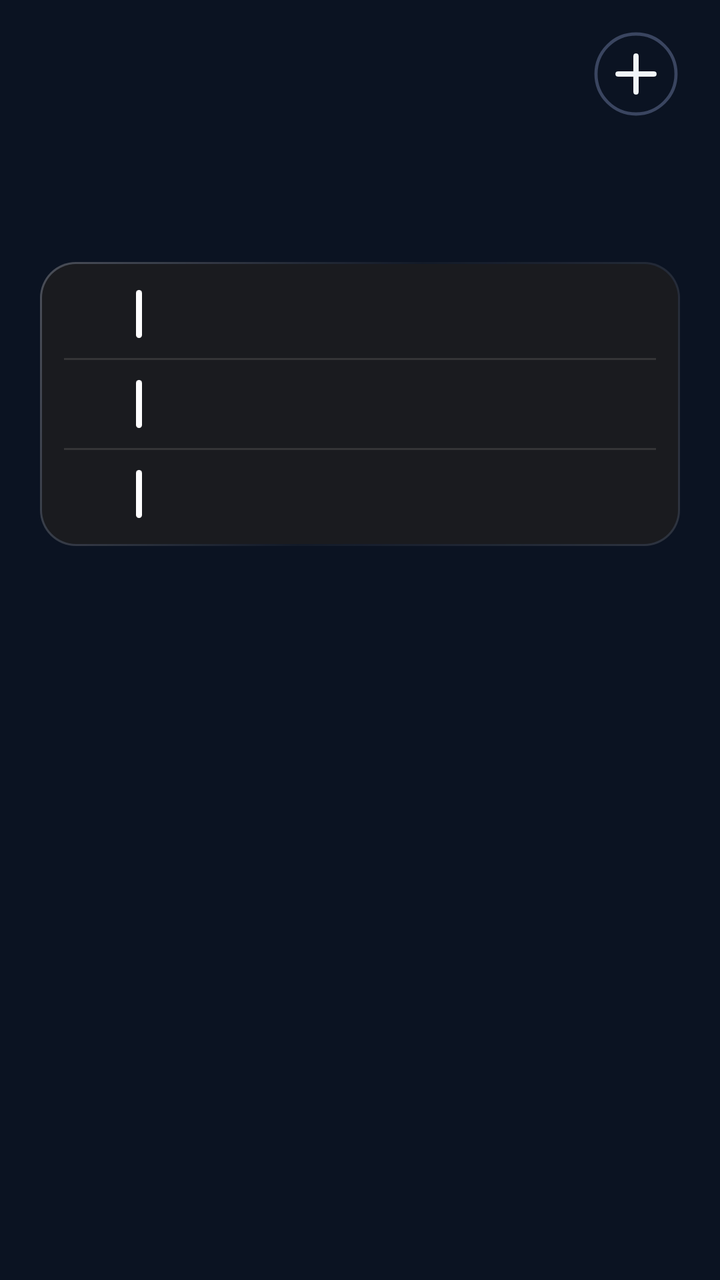
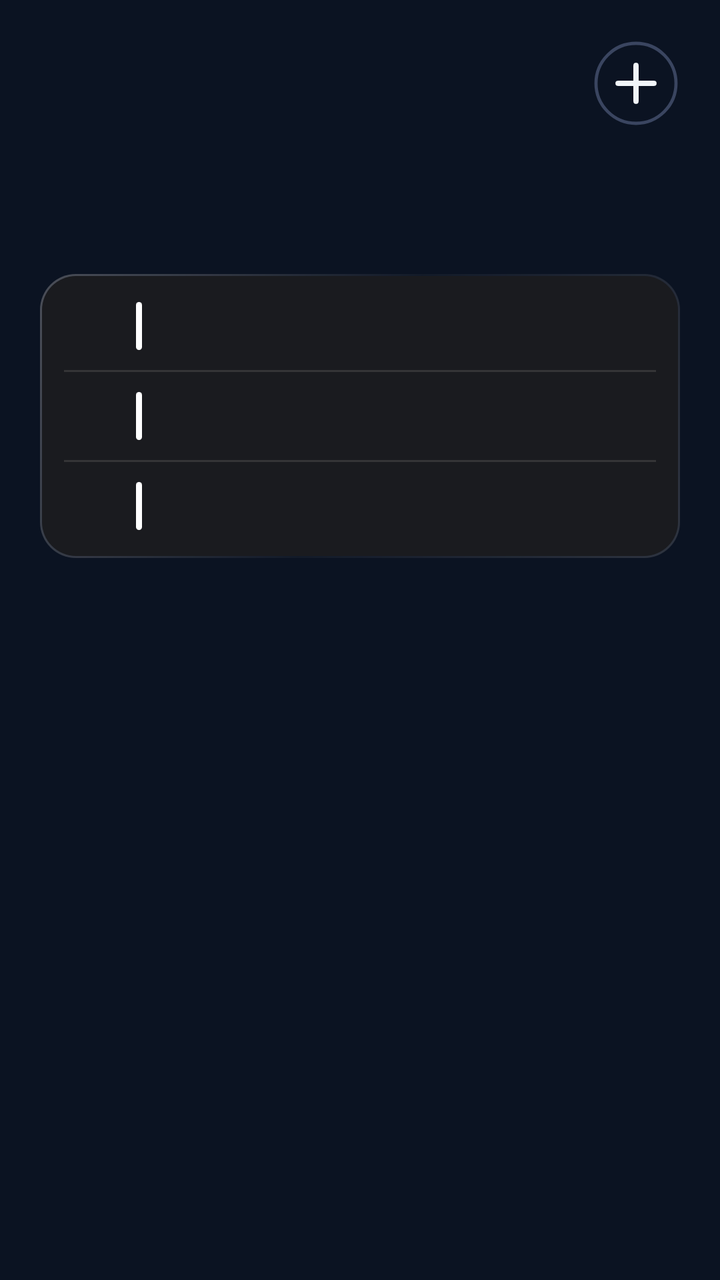

Two renders of the same Android screen: before a commit and after it. Below are the layout's source before the change and the commit's diff.
<!-- AndroidManifest.xml: application theme AppTheme -->
<!-- res/layout/cal_k3.xml -->
<?xml version="1.0" encoding="utf-8"?>
<FrameLayout
    xmlns:android="http://schemas.android.com/apk/res/android"
    android:id="@+id/root"
    android:layout_width="match_parent"
    android:layout_height="match_parent"
    android:padding="0dp">

    <ImageView
        android:id="@+id/cal_bg"
        android:layout_width="match_parent"
        android:layout_height="match_parent"
        android:importantForAccessibility="no"
        android:scaleType="fitXY" />
    <LinearLayout
        android:id="@+id/panel"
        android:layout_width="match_parent"
        android:layout_height="match_parent"
        android:background="@drawable/cal_panel"
        android:orientation="vertical"
        android:paddingStart="20dp"
        android:paddingTop="13dp"
        android:paddingEnd="20dp"
        android:paddingBottom="14dp">

        
        <LinearLayout
            android:layout_width="match_parent"
            android:layout_height="48dp"
            android:gravity="center_vertical"
            android:orientation="horizontal">
        
        <ImageView
            android:id="@+id/cal_day"
            android:layout_width="wrap_content"
            android:layout_height="33.4dp"
            android:layout_gravity="top"
            android:layout_marginTop="6.6dp"
            android:adjustViewBounds="true"
            android:scaleType="fitStart" />

            <LinearLayout
                android:layout_width="0dp"
                android:layout_height="wrap_content"
                android:layout_marginStart="12dp"
                android:layout_weight="1"
                android:orientation="vertical">
                <ImageView
                    android:id="@+id/cal_month"
                    android:layout_width="match_parent"
                    android:layout_height="23dp"
                    android:adjustViewBounds="true"
                    android:scaleType="fitStart" />
                <ImageView
                    android:id="@+id/cal_sub"
                    android:layout_width="match_parent"
                    android:layout_height="18dp"
                    android:adjustViewBounds="true"
                    android:layout_marginTop="2dp"
                    android:scaleType="fitStart" />
            </LinearLayout>

            <ImageView
                android:id="@+id/btn_add"
                android:layout_width="44dp"
                android:layout_height="44dp"
                android:contentDescription="New event"
                android:src="@drawable/ic_cal_add" />
        </LinearLayout>

        
        <LinearLayout
            android:layout_width="match_parent"
            android:layout_height="54dp"
            android:layout_marginTop="8dp"
            android:orientation="horizontal">
            <LinearLayout
                android:layout_width="0dp"
                android:layout_height="match_parent"
                android:layout_weight="1"
                android:gravity="center_horizontal"
                android:orientation="vertical">
                
                <LinearLayout
                    android:id="@+id/wk_col_0"
                    android:layout_width="40dp"
                    android:layout_height="match_parent"
                    android:gravity="center_horizontal"
                    android:orientation="vertical"
                    android:paddingTop="4dp">
                    <ImageView
                        android:id="@+id/wk_label_0"
                        android:layout_width="wrap_content"
                        android:layout_height="16dp"
                        android:adjustViewBounds="true"
                        android:scaleType="fitCenter" />
                    <ImageView
                        android:id="@+id/wk_num_0"
                        android:layout_width="wrap_content"
                        android:layout_height="34dp"
                        android:adjustViewBounds="true"
                        android:layout_marginTop="0dp"
                        android:scaleType="fitCenter" />
                </LinearLayout>
            </LinearLayout>
            <LinearLayout
                android:layout_width="0dp"
                android:layout_height="match_parent"
                android:layout_weight="1"
                android:gravity="center_horizontal"
                android:orientation="vertical">
                
                <LinearLayout
                    android:id="@+id/wk_col_1"
                    android:layout_width="40dp"
                    android:layout_height="match_parent"
                    android:gravity="center_horizontal"
                    android:orientation="vertical"
                    android:paddingTop="4dp">
                    <ImageView
                        android:id="@+id/wk_label_1"
                        android:layout_width="wrap_content"
                        android:layout_height="16dp"
                        android:adjustViewBounds="true"
                        android:scaleType="fitCenter" />
                    <ImageView
                        android:id="@+id/wk_num_1"
                        android:layout_width="wrap_content"
                        android:layout_height="34dp"
                        android:adjustViewBounds="true"
                        android:layout_marginTop="0dp"
                        android:scaleType="fitCenter" />
                </LinearLayout>
            </LinearLayout>
            <LinearLayout
                android:layout_width="0dp"
                android:layout_height="match_parent"
                android:layout_weight="1"
                android:gravity="center_horizontal"
                android:orientation="vertical">
                
                <LinearLayout
                    android:id="@+id/wk_col_2"
                    android:layout_width="40dp"
                    android:layout_height="match_parent"
                    android:gravity="center_horizontal"
                    android:orientation="vertical"
                    android:paddingTop="4dp">
                    <ImageView
                        android:id="@+id/wk_label_2"
                        android:layout_width="wrap_content"
                        android:layout_height="16dp"
                        android:adjustViewBounds="true"
                        android:scaleType="fitCenter" />
                    <ImageView
                        android:id="@+id/wk_num_2"
                        android:layout_width="wrap_content"
                        android:layout_height="34dp"
                        android:adjustViewBounds="true"
                        android:layout_marginTop="0dp"
                        android:scaleType="fitCenter" />
                </LinearLayout>
            </LinearLayout>
            <LinearLayout
                android:layout_width="0dp"
                android:layout_height="match_parent"
                android:layout_weight="1"
                android:gravity="center_horizontal"
                android:orientation="vertical">
                
                <LinearLayout
                    android:id="@+id/wk_col_3"
                    android:layout_width="40dp"
                    android:layout_height="match_parent"
                    android:gravity="center_horizontal"
                    android:orientation="vertical"
                    android:paddingTop="4dp">
                    <ImageView
                        android:id="@+id/wk_label_3"
                        android:layout_width="wrap_content"
                        android:layout_height="16dp"
                        android:adjustViewBounds="true"
                        android:scaleType="fitCenter" />
                    <ImageView
                        android:id="@+id/wk_num_3"
                        android:layout_width="wrap_content"
                        android:layout_height="34dp"
                        android:adjustViewBounds="true"
                        android:layout_marginTop="0dp"
                        android:scaleType="fitCenter" />
                </LinearLayout>
            </LinearLayout>
            <LinearLayout
                android:layout_width="0dp"
                android:layout_height="match_parent"
                android:layout_weight="1"
                android:gravity="center_horizontal"
                android:orientation="vertical">
                
                <LinearLayout
                    android:id="@+id/wk_col_4"
                    android:layout_width="40dp"
                    android:layout_height="match_parent"
                    android:gravity="center_horizontal"
                    android:orientation="vertical"
                    android:paddingTop="4dp">
                    <ImageView
                        android:id="@+id/wk_label_4"
                        android:layout_width="wrap_content"
                        android:layout_height="16dp"
                        android:adjustViewBounds="true"
                        android:scaleType="fitCenter" />
                    <ImageView
                        android:id="@+id/wk_num_4"
                        android:layout_width="wrap_content"
                        android:layout_height="34dp"
                        android:adjustViewBounds="true"
                        android:layout_marginTop="0dp"
                        android:scaleType="fitCenter" />
                </LinearLayout>
            </LinearLayout>
            <LinearLayout
                android:layout_width="0dp"
                android:layout_height="match_parent"
                android:layout_weight="1"
                android:gravity="center_horizontal"
                android:orientation="vertical">
                
                <LinearLayout
                    android:id="@+id/wk_col_5"
                    android:layout_width="40dp"
                    android:layout_height="match_parent"
                    android:gravity="center_horizontal"
                    android:orientation="vertical"
                    android:paddingTop="4dp">
                    <ImageView
                        android:id="@+id/wk_label_5"
                        android:layout_width="wrap_content"
                        android:layout_height="16dp"
                        android:adjustViewBounds="true"
                        android:scaleType="fitCenter" />
                    <ImageView
                        android:id="@+id/wk_num_5"
                        android:layout_width="wrap_content"
                        android:layout_height="34dp"
                        android:adjustViewBounds="true"
                        android:layout_marginTop="0dp"
                        android:scaleType="fitCenter" />
                </LinearLayout>
            </LinearLayout>
            <LinearLayout
                android:layout_width="0dp"
                android:layout_height="match_parent"
                android:layout_weight="1"
                android:gravity="center_horizontal"
                android:orientation="vertical">
                
                <LinearLayout
                    android:id="@+id/wk_col_6"
                    android:layout_width="40dp"
                    android:layout_height="match_parent"
                    android:gravity="center_horizontal"
                    android:orientation="vertical"
                    android:paddingTop="4dp">
                    <ImageView
                        android:id="@+id/wk_label_6"
                        android:layout_width="wrap_content"
                        android:layout_height="16dp"
                        android:adjustViewBounds="true"
                        android:scaleType="fitCenter" />
                    <ImageView
                        android:id="@+id/wk_num_6"
                        android:layout_width="wrap_content"
                        android:layout_height="34dp"
                        android:adjustViewBounds="true"
                        android:layout_marginTop="0dp"
                        android:scaleType="fitCenter" />
                </LinearLayout>
            </LinearLayout>
        </LinearLayout>


        
        <LinearLayout
            android:id="@+id/cal_events"
            android:layout_width="match_parent"
            android:layout_height="wrap_content"
            android:layout_marginTop="8dp"
            android:background="@drawable/cal_card"
            android:orientation="vertical"
            android:paddingTop="4dp"
            android:paddingBottom="4dp"
            android:paddingEnd="12dp">
            <LinearLayout
                android:id="@+id/cal_row_0"
                android:layout_width="match_parent"
                android:layout_height="44dp"
                android:gravity="center_vertical"
                android:orientation="horizontal">
                
                <LinearLayout
                    android:id="@+id/cal_day_0"
                    android:layout_width="44dp"
                    android:layout_height="wrap_content"
                    android:gravity="center_horizontal"
                    android:orientation="vertical">
                    <ImageView
                        android:id="@+id/cal_dname_0"
                        android:layout_width="wrap_content"
                        android:layout_height="12dp"
                        android:adjustViewBounds="true"
                        android:scaleType="fitCenter" />
                    <ImageView
                        android:id="@+id/cal_dnum_0"
                        android:layout_width="wrap_content"
                        android:layout_height="20dp"
                        android:adjustViewBounds="true"
                        android:scaleType="fitCenter" />
                </LinearLayout>
                <ImageView
                    android:id="@+id/cal_bar_0"
                    android:layout_width="3dp"
                    android:layout_height="24dp"
                    android:layout_marginStart="4dp"
                    android:layout_marginEnd="10dp"
                    android:scaleType="fitXY"
                    android:src="@drawable/cal_bar" />
                <LinearLayout
                    android:layout_width="0dp"
                    android:layout_height="wrap_content"
                    android:layout_weight="1"
                    android:orientation="vertical">
                    <ImageView
                        android:id="@+id/cal_title_0"
                        android:layout_width="match_parent"
                        android:layout_height="19dp"
                        android:adjustViewBounds="true"
                        android:scaleType="fitStart" />
                    <LinearLayout
                        android:layout_width="match_parent"
                        android:layout_height="wrap_content"
                        android:orientation="horizontal">
                        <ImageView
                            android:id="@+id/cal_time_0"
                            android:layout_width="wrap_content"
                            android:layout_height="14dp"
                            android:adjustViewBounds="true"
                            android:scaleType="fitStart" />
                        <ImageView
                            android:id="@+id/cal_hint_0"
                            android:layout_width="wrap_content"
                            android:layout_height="14dp"
                            android:adjustViewBounds="true"
                            android:layout_marginStart="8dp"
                            android:scaleType="fitStart" />
                    </LinearLayout>
                </LinearLayout>
            </LinearLayout>
            <ImageView
                android:id="@+id/cal_sep_1"
                android:layout_width="match_parent"
                android:layout_height="1dp"
                android:layout_marginStart="12dp"
                android:importantForAccessibility="no"
                android:scaleType="fitXY"
                android:src="@drawable/cur_div" />
            <LinearLayout
                android:id="@+id/cal_row_1"
                android:layout_width="match_parent"
                android:layout_height="44dp"
                android:gravity="center_vertical"
                android:orientation="horizontal">
                
                <LinearLayout
                    android:id="@+id/cal_day_1"
                    android:layout_width="44dp"
                    android:layout_height="wrap_content"
                    android:gravity="center_horizontal"
                    android:orientation="vertical">
                    <ImageView
                        android:id="@+id/cal_dname_1"
                        android:layout_width="wrap_content"
                        android:layout_height="12dp"
                        android:adjustViewBounds="true"
                        android:scaleType="fitCenter" />
                    <ImageView
                        android:id="@+id/cal_dnum_1"
                        android:layout_width="wrap_content"
                        android:layout_height="20dp"
                        android:adjustViewBounds="true"
                        android:scaleType="fitCenter" />
                </LinearLayout>
                <ImageView
                    android:id="@+id/cal_bar_1"
                    android:layout_width="3dp"
                    android:layout_height="24dp"
                    android:layout_marginStart="4dp"
                    android:layout_marginEnd="10dp"
                    android:scaleType="fitXY"
                    android:src="@drawable/cal_bar" />
                <LinearLayout
                    android:layout_width="0dp"
                    android:layout_height="wrap_content"
                    android:layout_weight="1"
                    android:orientation="vertical">
                    <ImageView
                        android:id="@+id/cal_title_1"
                        android:layout_width="match_parent"
                        android:layout_height="19dp"
                        android:adjustViewBounds="true"
                        android:scaleType="fitStart" />
                    <LinearLayout
                        android:layout_width="match_parent"
                        android:layout_height="wrap_content"
                        android:orientation="horizontal">
                        <ImageView
                            android:id="@+id/cal_time_1"
                            android:layout_width="wrap_content"
                            android:layout_height="14dp"
                            android:adjustViewBounds="true"
                            android:scaleType="fitStart" />
                        <ImageView
                            android:id="@+id/cal_hint_1"
                            android:layout_width="wrap_content"
                            android:layout_height="14dp"
                            android:adjustViewBounds="true"
                            android:layout_marginStart="8dp"
                            android:scaleType="fitStart" />
                    </LinearLayout>
                </LinearLayout>
            </LinearLayout>
            <ImageView
                android:id="@+id/cal_sep_2"
                android:layout_width="match_parent"
                android:layout_height="1dp"
                android:layout_marginStart="12dp"
                android:importantForAccessibility="no"
                android:scaleType="fitXY"
                android:src="@drawable/cur_div" />
            <LinearLayout
                android:id="@+id/cal_row_2"
                android:layout_width="match_parent"
                android:layout_height="44dp"
                android:gravity="center_vertical"
                android:orientation="horizontal">
                
                <LinearLayout
                    android:id="@+id/cal_day_2"
                    android:layout_width="44dp"
                    android:layout_height="wrap_content"
                    android:gravity="center_horizontal"
                    android:orientation="vertical">
                    <ImageView
                        android:id="@+id/cal_dname_2"
                        android:layout_width="wrap_content"
                        android:layout_height="12dp"
                        android:adjustViewBounds="true"
                        android:scaleType="fitCenter" />
                    <ImageView
                        android:id="@+id/cal_dnum_2"
                        android:layout_width="wrap_content"
                        android:layout_height="20dp"
                        android:adjustViewBounds="true"
                        android:scaleType="fitCenter" />
                </LinearLayout>
                <ImageView
                    android:id="@+id/cal_bar_2"
                    android:layout_width="3dp"
                    android:layout_height="24dp"
                    android:layout_marginStart="4dp"
                    android:layout_marginEnd="10dp"
                    android:scaleType="fitXY"
                    android:src="@drawable/cal_bar" />
                <LinearLayout
                    android:layout_width="0dp"
                    android:layout_height="wrap_content"
                    android:layout_weight="1"
                    android:orientation="vertical">
                    <ImageView
                        android:id="@+id/cal_title_2"
                        android:layout_width="match_parent"
                        android:layout_height="19dp"
                        android:adjustViewBounds="true"
                        android:scaleType="fitStart" />
                    <LinearLayout
                        android:layout_width="match_parent"
                        android:layout_height="wrap_content"
                        android:orientation="horizontal">
                        <ImageView
                            android:id="@+id/cal_time_2"
                            android:layout_width="wrap_content"
                            android:layout_height="14dp"
                            android:adjustViewBounds="true"
                            android:scaleType="fitStart" />
                        <ImageView
                            android:id="@+id/cal_hint_2"
                            android:layout_width="wrap_content"
                            android:layout_height="14dp"
                            android:adjustViewBounds="true"
                            android:layout_marginStart="8dp"
                            android:scaleType="fitStart" />
                    </LinearLayout>
                </LinearLayout>
            </LinearLayout>
        </LinearLayout>
    </LinearLayout>
</FrameLayout>
<!-- resources referenced by this layout -->
<resources>
  <!-- drawable cal_bar (drawable) -->
  <?xml version="1.0" encoding="utf-8"?>
  <shape xmlns:android="http://schemas.android.com/apk/res/android" android:shape="rectangle">
      <solid android:color="#FFFFFFFF" />
      <corners android:radius="2dp" />
  </shape>
  <!-- drawable cal_card (drawable) -->
  <?xml version="1.0" encoding="utf-8"?>
  <layer-list xmlns:android="http://schemas.android.com/apk/res/android">
      <item>
          <shape android:shape="rectangle">
              <corners android:radius="18dp" />
              <gradient
                  android:angle="315"
                  android:centerColor="#08F3ECE8"
                  android:endColor="#26F3ECE8"
                  android:startColor="#45F3ECE8" />
          </shape>
      </item>
      <item
          android:bottom="1dp"
          android:left="1dp"
          android:right="1dp"
          android:top="1dp">
          <shape android:shape="rectangle">
              <corners android:radius="17dp" />
              <solid android:color="#FF1A1B1F" />
          </shape>
      </item>
  </layer-list>
  <!-- drawable cal_panel (drawable) -->
  <?xml version="1.0" encoding="utf-8"?>
  <shape xmlns:android="http://schemas.android.com/apk/res/android" android:shape="rectangle">
      <solid android:color="#00000000" />
      <corners android:radius="@dimen/widget_radius" />
  </shape>
  <!-- drawable cur_div (drawable) -->
  <?xml version="1.0" encoding="utf-8"?>
  <shape xmlns:android="http://schemas.android.com/apk/res/android" android:shape="rectangle">
      <solid android:color="#1FF0EBE4" />
  </shape>
  <!-- drawable ic_cal_add (drawable) -->
  <?xml version="1.0" encoding="utf-8"?>
  <vector xmlns:android="http://schemas.android.com/apk/res/android"
      android:width="44dp"
      android:height="44dp"
      android:viewportWidth="44"
      android:viewportHeight="44">
      <path
          android:pathData="M22,22m-20,0a20,20 0,1 1,40 0a20,20 0,1 1,-40 0"
          android:strokeColor="#FF3A4560"
          android:strokeWidth="1.6" />
      <path
          android:pathData="M13,22L31,22M22,13L22,31"
          android:strokeColor="#FFF1F5F9"
          android:strokeLineCap="round"
          android:strokeWidth="2.6" />
  </vector>
  <style name="AppTheme" parent="@android:style/Theme.DeviceDefault.NoActionBar">
          <item name="android:colorAccent">#DF8B35</item>
          <item name="android:colorControlActivated">#DF8B35</item>
          <item name="android:windowBackground">#0B1322</item>
          <item name="android:statusBarColor">#0E111A</item>
          <item name="android:navigationBarColor">#0B1322</item>
          <item name="android:textColorHint">#718096</item>
      </style>
  <dimen name="widget_radius">28dp</dimen>
</resources>

<!-- the commit's change to res/layout/cal_k3.xml (unified diff, before → after) -->
@@ -26,8 +26,8 @@
         
         <LinearLayout
             android:layout_width="match_parent"
-            android:layout_height="48dp"
-            android:gravity="center_vertical"
+            android:layout_height="51dp"
+            android:gravity="top"
             android:orientation="horizontal">
         
         <ImageView
@@ -43,6 +43,7 @@
                 android:layout_width="0dp"
                 android:layout_height="wrap_content"
                 android:layout_marginStart="12dp"
+                android:layout_marginTop="2.5dp"
                 android:layout_weight="1"
                 android:orientation="vertical">
                 <ImageView
@@ -64,6 +65,7 @@
                 android:id="@+id/btn_add"
                 android:layout_width="44dp"
                 android:layout_height="44dp"
+                android:layout_marginTop="6.6dp"
                 android:contentDescription="New event"
                 android:src="@drawable/ic_cal_add" />
         </LinearLayout>
@@ -72,18 +74,16 @@
         <LinearLayout
             android:layout_width="match_parent"
             android:layout_height="54dp"
-            android:layout_marginTop="8dp"
+            android:layout_marginTop="9.1dp"
             android:orientation="horizontal">
             <LinearLayout
-                android:layout_width="0dp"
-                android:layout_height="match_parent"
-                android:layout_weight="1"
-                android:gravity="center_horizontal"
+                android:layout_width="40dp"
+                android:layout_height="match_parent"
                 android:orientation="vertical">
                 
                 <LinearLayout
                     android:id="@+id/wk_col_0"
-                    android:layout_width="40dp"
+                    android:layout_width="match_parent"
                     android:layout_height="match_parent"
                     android:gravity="center_horizontal"
                     android:orientation="vertical"
@@ -103,16 +103,18 @@
                         android:scaleType="fitCenter" />
                 </LinearLayout>
             </LinearLayout>
-            <LinearLayout
-                android:layout_width="0dp"
-                android:layout_height="match_parent"
-                android:layout_weight="1"
-                android:gravity="center_horizontal"
+            <FrameLayout
+                android:layout_width="0dp"
+                android:layout_height="1dp"
+                android:layout_weight="1" />
+            <LinearLayout
+                android:layout_width="40dp"
+                android:layout_height="match_parent"
                 android:orientation="vertical">
                 
                 <LinearLayout
                     android:id="@+id/wk_col_1"
-                    android:layout_width="40dp"
+                    android:layout_width="match_parent"
                     android:layout_height="match_parent"
                     android:gravity="center_horizontal"
                     android:orientation="vertical"
@@ -132,16 +134,18 @@
                         android:scaleType="fitCenter" />
                 </LinearLayout>
             </LinearLayout>
-            <LinearLayout
-                android:layout_width="0dp"
-                android:layout_height="match_parent"
-                android:layout_weight="1"
-                android:gravity="center_horizontal"
+            <FrameLayout
+                android:layout_width="0dp"
+                android:layout_height="1dp"
+                android:layout_weight="1" />
+            <LinearLayout
+                android:layout_width="40dp"
+                android:layout_height="match_parent"
                 android:orientation="vertical">
                 
                 <LinearLayout
                     android:id="@+id/wk_col_2"
-                    android:layout_width="40dp"
+                    android:layout_width="match_parent"
                     android:layout_height="match_parent"
                     android:gravity="center_horizontal"
                     android:orientation="vertical"
@@ -161,16 +165,18 @@
                         android:scaleType="fitCenter" />
                 </LinearLayout>
             </LinearLayout>
-            <LinearLayout
-                android:layout_width="0dp"
-                android:layout_height="match_parent"
-                android:layout_weight="1"
-                android:gravity="center_horizontal"
+            <FrameLayout
+                android:layout_width="0dp"
+                android:layout_height="1dp"
+                android:layout_weight="1" />
+            <LinearLayout
+                android:layout_width="40dp"
+                android:layout_height="match_parent"
                 android:orientation="vertical">
                 
                 <LinearLayout
                     android:id="@+id/wk_col_3"
-                    android:layout_width="40dp"
+                    android:layout_width="match_parent"
                     android:layout_height="match_parent"
                     android:gravity="center_horizontal"
                     android:orientation="vertical"
@@ -190,16 +196,18 @@
                         android:scaleType="fitCenter" />
                 </LinearLayout>
             </LinearLayout>
-            <LinearLayout
-                android:layout_width="0dp"
-                android:layout_height="match_parent"
-                android:layout_weight="1"
-                android:gravity="center_horizontal"
+            <FrameLayout
+                android:layout_width="0dp"
+                android:layout_height="1dp"
+                android:layout_weight="1" />
+            <LinearLayout
+                android:layout_width="40dp"
+                android:layout_height="match_parent"
                 android:orientation="vertical">
                 
                 <LinearLayout
                     android:id="@+id/wk_col_4"
-                    android:layout_width="40dp"
+                    android:layout_width="match_parent"
                     android:layout_height="match_parent"
                     android:gravity="center_horizontal"
                     android:orientation="vertical"
@@ -219,16 +227,18 @@
                         android:scaleType="fitCenter" />
                 </LinearLayout>
             </LinearLayout>
-            <LinearLayout
-                android:layout_width="0dp"
-                android:layout_height="match_parent"
-                android:layout_weight="1"
-                android:gravity="center_horizontal"
+            <FrameLayout
+                android:layout_width="0dp"
+                android:layout_height="1dp"
+                android:layout_weight="1" />
+            <LinearLayout
+                android:layout_width="40dp"
+                android:layout_height="match_parent"
                 android:orientation="vertical">
                 
                 <LinearLayout
                     android:id="@+id/wk_col_5"
-                    android:layout_width="40dp"
+                    android:layout_width="match_parent"
                     android:layout_height="match_parent"
                     android:gravity="center_horizontal"
                     android:orientation="vertical"
@@ -248,16 +258,18 @@
                         android:scaleType="fitCenter" />
                 </LinearLayout>
             </LinearLayout>
-            <LinearLayout
-                android:layout_width="0dp"
-                android:layout_height="match_parent"
-                android:layout_weight="1"
-                android:gravity="center_horizontal"
+            <FrameLayout
+                android:layout_width="0dp"
+                android:layout_height="1dp"
+                android:layout_weight="1" />
+            <LinearLayout
+                android:layout_width="40dp"
+                android:layout_height="match_parent"
                 android:orientation="vertical">
                 
                 <LinearLayout
                     android:id="@+id/wk_col_6"
-                    android:layout_width="40dp"
+                    android:layout_width="match_parent"
                     android:layout_height="match_parent"
                     android:gravity="center_horizontal"
                     android:orientation="vertical"
@@ -285,7 +297,7 @@
             android:id="@+id/cal_events"
             android:layout_width="match_parent"
             android:layout_height="wrap_content"
-            android:layout_marginTop="8dp"
+            android:layout_marginTop="10dp"
             android:background="@drawable/cal_card"
             android:orientation="vertical"
             android:paddingTop="4dp"
